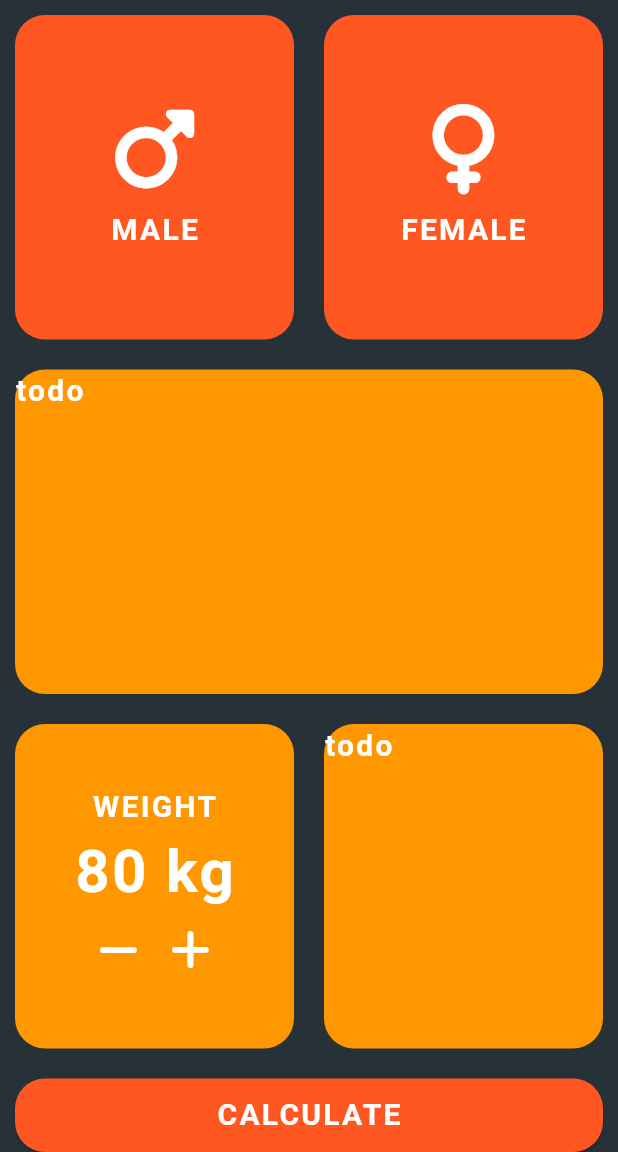
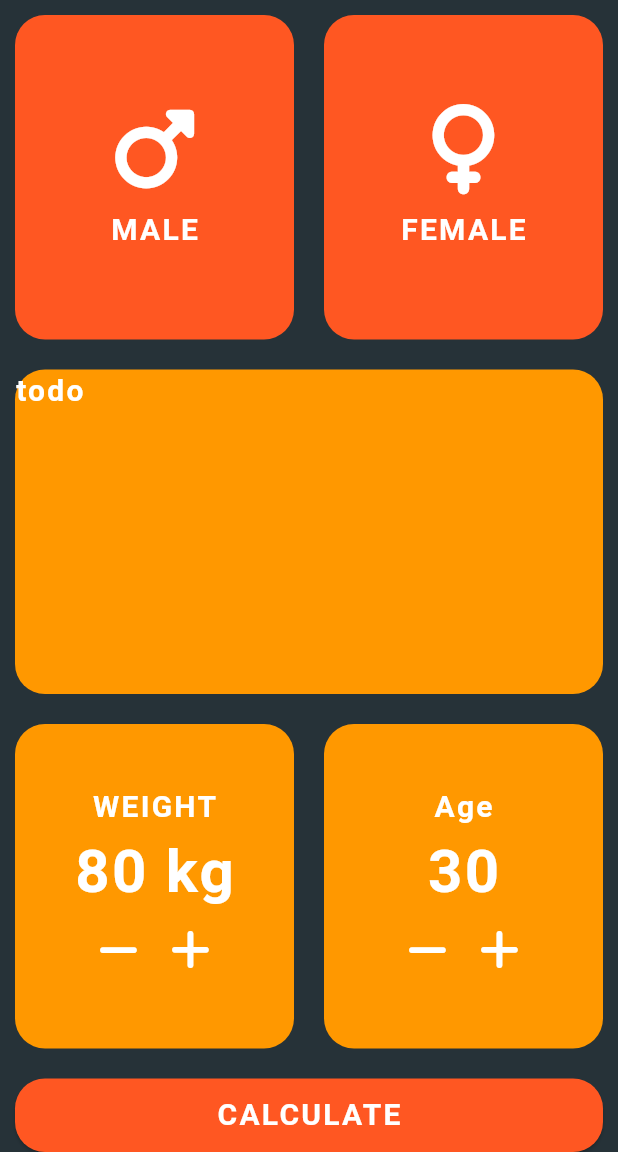
Before and after one commit to yaroslavsolokha/bmi_calculator, a Flutter app: the screen it shows after launch, on a phone screen of 412 x 824 dp, the part 84-1236 px from its top. Run offline on Flutter 3.47's test engine with Material 3 defaults, Android fonts, the phone set to English and light mode, and no system bars; our stand-ins replace font_awesome_flutter.

Commit message:
adding age + refactoring

```diff
--- a/lib/screens/homepage.dart
+++ b/lib/screens/homepage.dart
@@ -1,8 +1,8 @@
 import 'package:bmi_calculator/constants.dart';
 import 'package:bmi_calculator/widgets/button_container.dart';
 import 'package:bmi_calculator/widgets/gender_content.dart';
+import 'package:bmi_calculator/widgets/item_content.dart';
 import 'package:flutter/material.dart';
-import 'package:font_awesome_flutter/font_awesome_flutter.dart';
 
 enum Gender { male, female }
 
@@ -18,6 +18,7 @@ class HomepageScreen extends StatefulWidget {
 class _HomepageScreenState extends State<HomepageScreen> {
   Gender? genderClicked;
   int weight = 80;
+  int age = 30;
 
   void _onGenderTap(Gender gender) {
     setState(() {
@@ -33,6 +34,18 @@ class _HomepageScreenState extends State<HomepageScreen> {
 
       if (adjustment == Adjustment.decrease) {
         weight--;
+      }
+    });
+  }
+
+  void _changeAge(Adjustment adjustment) {
+    setState(() {
+      if (adjustment == Adjustment.increase) {
+        age++;
+      }
+
+      if (adjustment == Adjustment.decrease) {
+        age--;
       }
     });
   }
@@ -58,42 +71,22 @@ class _HomepageScreenState extends State<HomepageScreen> {
                 children: [
                   Expanded(
                     child: ButtonContainer(
-                      child: Column(
-                        mainAxisAlignment: MainAxisAlignment.center,
-                        children: [
-                          const Text('WEIGHT', style: kLabelText),
-                          Text(
-                            '$weight kg',
-                            style: kLabelText.copyWith(fontSize: 40),
-                          ),
-                          Row(
-                            mainAxisAlignment: MainAxisAlignment.center,
-                            children: [
-                              IconButton(
-                                icon: const Icon(FontAwesomeIcons.minus),
-                                iconSize: 30.0, // You can adjust the size here
-                                onPressed: () {
-                                  _changeWeight(Adjustment.decrease);
-                                },
-                                color: Colors.white, // Change color as needed
-                              ),
-                              IconButton(
-                                icon: const Icon(FontAwesomeIcons.plus),
-                                iconSize: 30.0, // You can adjust the size here
-                                onPressed: () {
-                                  _changeWeight(Adjustment.increase);
-                                },
-                                color: Colors.white, // Change color as needed
-                              )
-                            ],
-                          )
-                        ],
+                      child: ItemContent(
+                        number: weight,
+                        label: 'WEIGHT',
+                        measureLabel: ' kg',
+                        onPressed: _changeWeight,
                       ),
                     ),
                   ),
-                  const Expanded(
+                  Expanded(
                       child: ButtonContainer(
-                    child: Text('todo', style: kLabelText),
+                    child: ItemContent(
+                      number: age,
+                      label: 'Age',
+                      measureLabel: '',
+                      onPressed: _changeAge,
+                    ),
                   )),
                 ],
               ),
--- /dev/null
+++ b/lib/widgets/item_content.dart
@@ -0,0 +1,54 @@
+import 'package:bmi_calculator/screens/homepage.dart';
+import 'package:flutter/material.dart';
+import 'package:bmi_calculator/constants.dart';
+import 'package:font_awesome_flutter/font_awesome_flutter.dart';
+
+class ItemContent extends StatelessWidget {
+  const ItemContent({
+    super.key,
+    required this.number,
+    required this.label,
+    required this.measureLabel,
+    required this.onPressed,
+  });
+
+  final int number;
+  final String label;
+  final String measureLabel;
+  final void Function(Adjustment adjustment) onPressed;
+
+  @override
+  Widget build(BuildContext context) {
+    return Column(
+      mainAxisAlignment: MainAxisAlignment.center,
+      children: [
+        Text(label, style: kLabelText),
+        Text(
+          '$number$measureLabel',
+          style: kLabelText.copyWith(fontSize: 40),
+        ),
+        Row(
+          mainAxisAlignment: MainAxisAlignment.center,
+          children: [
+            IconButton(
+              icon: const Icon(FontAwesomeIcons.minus),
+              iconSize: 30.0, // You can adjust the size here
+              onPressed: () {
+                onPressed(Adjustment.decrease);
+              },
+              color: Colors.white, // Change color as needed
+            ),
+            IconButton(
+              icon: const Icon(FontAwesomeIcons.plus),
+              iconSize: 30.0, // You can adjust the size here
+              onPressed: () {
+                onPressed(Adjustment.increase);
+              },
+              color: Colors.white, // Change color as needed
+            )
+          ],
+        )
+      ],
+    );
+  }
+}
```
